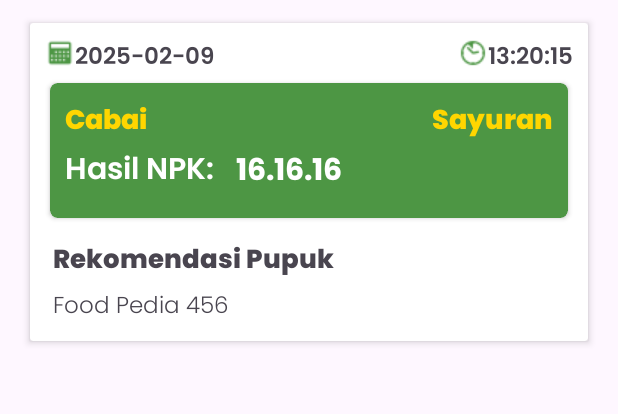
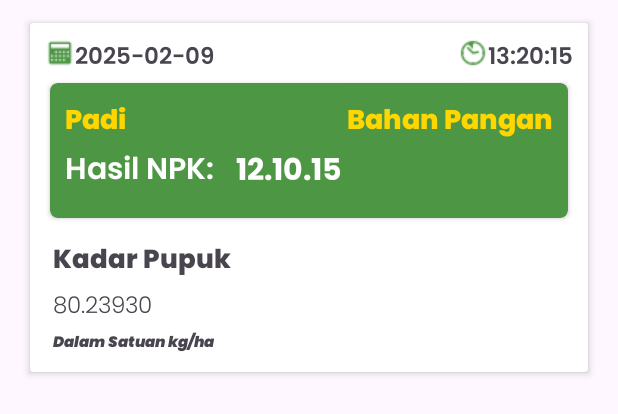
Before and after one commit to PranetaDwi/smilling_app, an Android app: the layout item_history.xml on its own in the app's theme, with its tools: preview values and no code run, on a phone screen of 412 x 824 dp. Shown: the top 414 px of the screen. Run offline under Robolectric (Android 15) with nearby library versions, the phone set to English and light mode, and no system bars.

Commit message:
feat: add history

```diff
--- a/app/src/main/res/layout/item_history.xml
+++ b/app/src/main/res/layout/item_history.xml
@@ -75,7 +75,7 @@
                             android:id="@+id/namaKomoditas"
                             android:layout_width="wrap_content"
                             android:layout_height="wrap_content"
-                            android:text="Cabai"
+                            android:text="Padi"
                             android:textSize="18dp"
                             android:fontFamily="@font/poppins_extra_bold"
                             android:textColor="@color/yellow"/>
@@ -84,7 +84,7 @@
                             android:id="@+id/namaTipe"
                             android:layout_width="wrap_content"
                             android:layout_height="wrap_content"
-                            android:text="Sayuran"
+                            android:text="Bahan Pangan"
                             android:textSize="18dp"
                             android:fontFamily="@font/poppins_extra_bold"
                             android:textColor="@color/yellow"
@@ -105,7 +105,7 @@
                             android:layout_width="wrap_content"
                             android:layout_height="wrap_content"
                             android:layout_toRightOf="@id/text_hasil_npk"
-                            android:text="16.16.16 "
+                            android:text="12.10.15"
                             android:layout_below="@id/namaKomoditas"
                             android:fontFamily="@font/poppins_bold"
                             android:textColor="@color/white"
@@ -120,7 +120,7 @@
                     android:id="@+id/text_rekomendasi_pupuk"
                     android:layout_width="wrap_content"
                     android:layout_height="wrap_content"
-                    android:text="Rekomendasi Pupuk"
+                    android:text="Kadar Pupuk"
                     android:layout_marginTop="10dp"
                     android:layout_below="@id/card_1"
                     android:layout_marginLeft="5dp"
@@ -128,15 +128,25 @@
                     android:textSize="17dp"/>
 
                 <TextView
-                    android:id="@+id/listRekomendasiPupuk"
+                    android:id="@+id/hasilKadarPupuk"
                     android:layout_width="wrap_content"
                     android:layout_height="wrap_content"
-                    android:text="Food Pedia 456"
+                    android:text="80.23930"
                     android:layout_marginTop="2dp"
                     android:layout_below="@id/text_rekomendasi_pupuk"
                     android:layout_marginLeft="5dp"
                     android:fontFamily="@font/poppins_light"
                     android:textSize="15dp"/>
+
+                <TextView
+                    android:layout_width="wrap_content"
+                    android:layout_height="wrap_content"
+                    android:text="Dalam Satuan kg/ha"
+                    android:layout_marginTop="2dp"
+                    android:layout_below="@id/hasilKadarPupuk"
+                    android:layout_marginLeft="5dp"
+                    android:fontFamily="@font/poppins_black_italic"
+                    android:textSize="10dp"/>
 
             </RelativeLayout>
 
```
Also changed, not shown: app/src/main/java/com/example/smilling_app/firebase/Histories.kt (+7 -11 lines), app/src/main/java/com/example/smilling_app/home/HasilRekomendasiActivity.kt (+80 -16 lines), app/src/main/java/com/example/smilling_app/home/PemilihanHistoryActivity.kt (+13 -5 lines).
